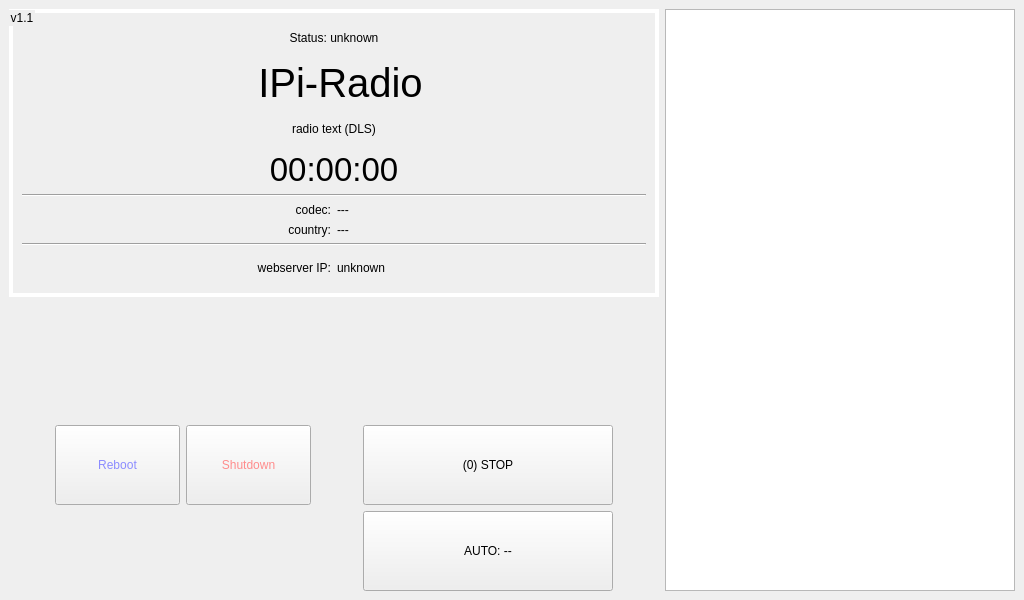
Old version of the form src/ui/1024x600_v2.ui in the repository IPi-Radio/IPi-Radio.
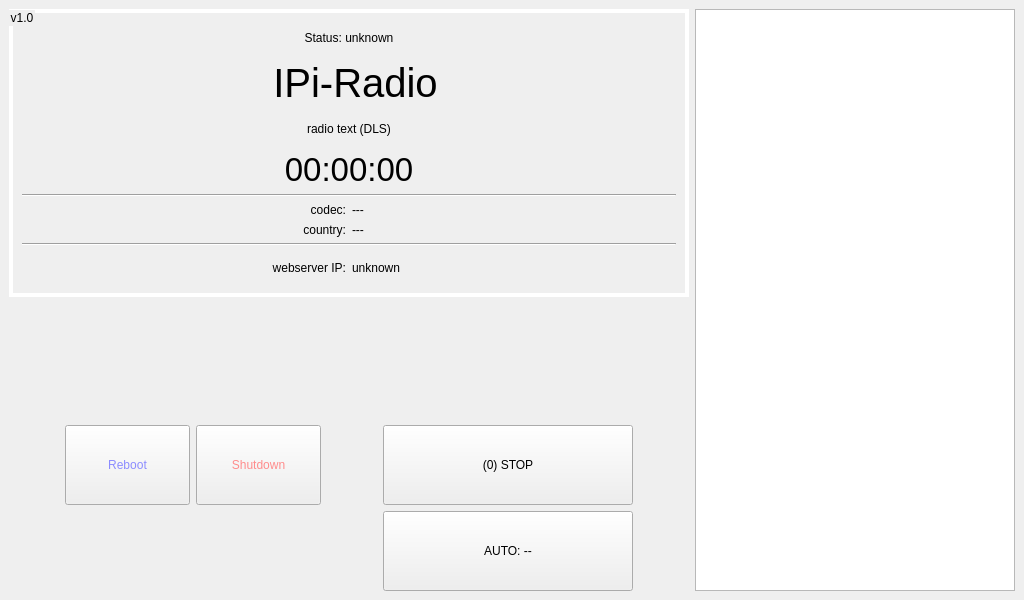
New version of the form.

Commit message: change default minimum width of radio list

Patch:
```diff
--- a/src/ui/1024x600_v2.ui
+++ b/src/ui/1024x600_v2.ui
@@ -38,7 +38,7 @@
          <string notr="true">QGroupBox {border: 4px solid rgb(255, 255, 255)}</string>
         </property>
         <property name="title">
-         <string>v1.1</string>
+         <string>v1.0</string>
         </property>
         <layout class="QVBoxLayout" name="verticalLayout_2">
          <item>
@@ -338,7 +338,7 @@
       </property>
       <property name="minimumSize">
        <size>
-        <width>350</width>
+        <width>320</width>
         <height>0</height>
        </size>
       </property>
```
The commit also changes 1 other file.
